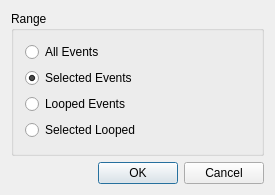
First picture: the form in muse2/muse/widgets/function_dialogs/deloverlapsbase.ui, repository emrum/muse, before the edit.
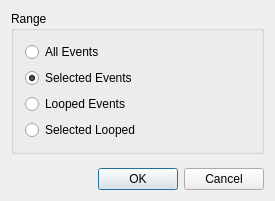
Second picture: the form after the edit.

Commit message: added spacers to function dialogs

Diff of the .ui file:
```diff
--- a/muse2/muse/widgets/function_dialogs/deloverlapsbase.ui
+++ b/muse2/muse/widgets/function_dialogs/deloverlapsbase.ui
@@ -10,7 +10,7 @@
     <x>0</x>
     <y>0</y>
     <width>275</width>
-    <height>195</height>
+    <height>201</height>
    </rect>
   </property>
   <property name="windowTitle">
@@ -69,6 +69,19 @@
      </layout>
     </widget>
    </item>
+   <item>
+    <spacer name="verticalSpacer">
+     <property name="orientation">
+      <enum>Qt::Vertical</enum>
+     </property>
+     <property name="sizeHint" stdset="0">
+      <size>
+       <width>20</width>
+       <height>40</height>
+      </size>
+     </property>
+    </spacer>
+   </item>
    <item>
     <layout class="QHBoxLayout" name="horizontalLayout">
      <property name="spacing">
```
The commit also changes 10 other files.
